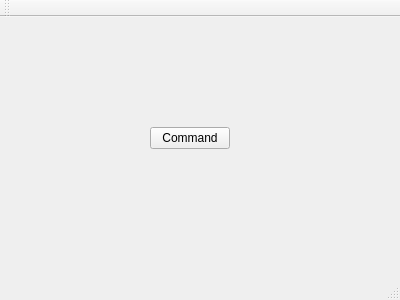
First picture: the form in Src/widget.ui, repository RMRanasinghe/QtWidget, before the edit.
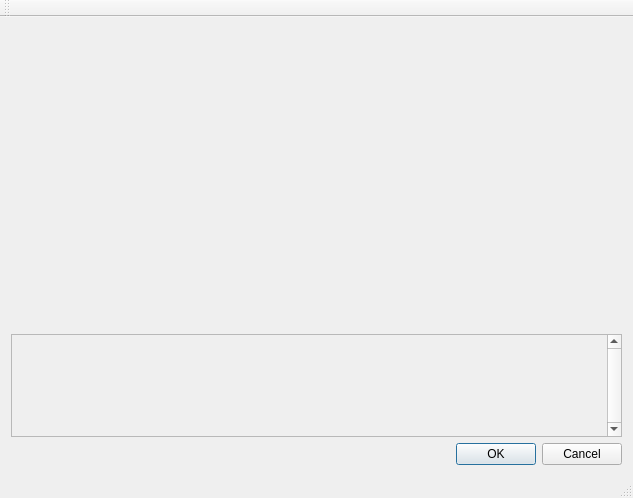
Second picture: the form after the edit.

Commit message: Initial layout design

```diff
--- a/Src/widget.ui
+++ b/Src/widget.ui
@@ -6,27 +6,59 @@
    <rect>
     <x>0</x>
     <y>0</y>
-    <width>400</width>
-    <height>300</height>
+    <width>633</width>
+    <height>498</height>
    </rect>
   </property>
   <property name="windowTitle">
    <string>Widget</string>
   </property>
   <widget class="QWidget" name="centralWidget">
-   <widget class="QPushButton" name="pushButton">
-    <property name="geometry">
-     <rect>
-      <x>150</x>
-      <y>110</y>
-      <width>80</width>
-      <height>22</height>
-     </rect>
-    </property>
-    <property name="text">
-     <string>Command</string>
-    </property>
-   </widget>
+   <layout class="QVBoxLayout" name="verticalLayout">
+    <item>
+     <widget class="QLabel" name="label">
+      <property name="minimumSize">
+       <size>
+        <width>0</width>
+        <height>300</height>
+       </size>
+      </property>
+      <property name="text">
+       <string/>
+      </property>
+     </widget>
+    </item>
+    <item>
+     <widget class="QScrollArea" name="scrollArea">
+      <property name="verticalScrollBarPolicy">
+       <enum>Qt::ScrollBarAlwaysOn</enum>
+      </property>
+      <property name="horizontalScrollBarPolicy">
+       <enum>Qt::ScrollBarAsNeeded</enum>
+      </property>
+      <property name="widgetResizable">
+       <bool>true</bool>
+      </property>
+      <widget class="QWidget" name="scrollAreaWidgetContents_2">
+       <property name="geometry">
+        <rect>
+         <x>0</x>
+         <y>0</y>
+         <width>599</width>
+         <height>86</height>
+        </rect>
+       </property>
+      </widget>
+     </widget>
+    </item>
+    <item>
+     <widget class="QDialogButtonBox" name="buttonBox">
+      <property name="standardButtons">
+       <set>QDialogButtonBox::Cancel|QDialogButtonBox::Ok</set>
+      </property>
+     </widget>
+    </item>
+   </layout>
   </widget>
   <widget class="QMenuBar" name="menuBar">
    <property name="geometry">
```
Left out of the diff: 2 changed lines with no effect on the pictures. The commit also changes 3 other files.
